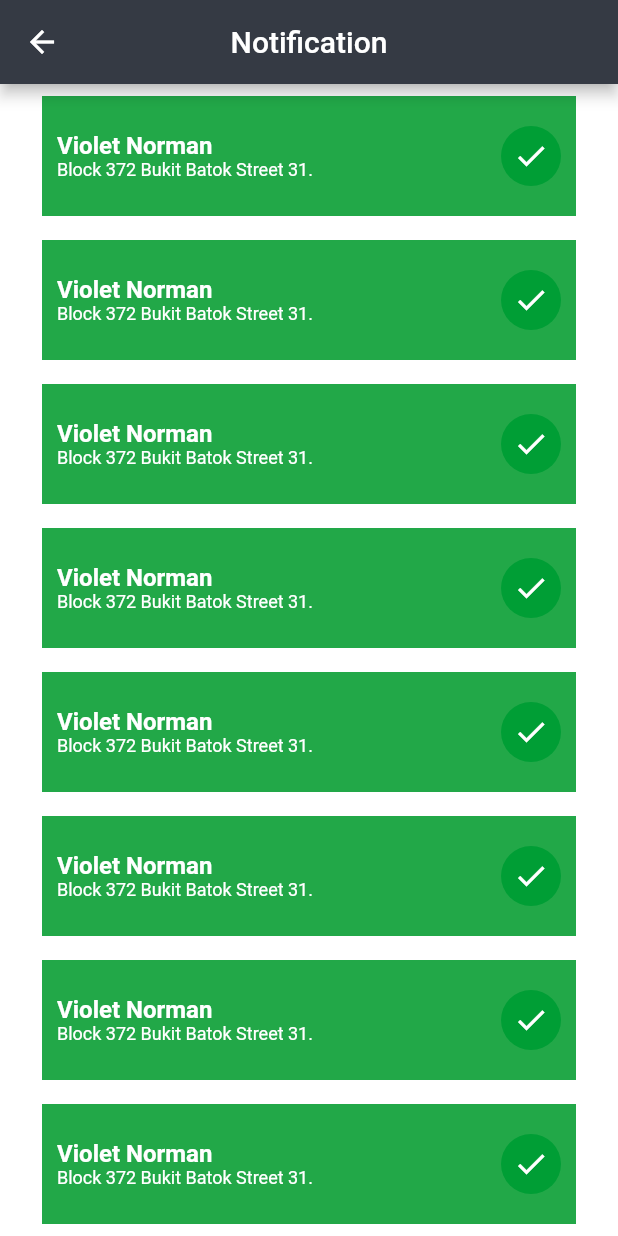
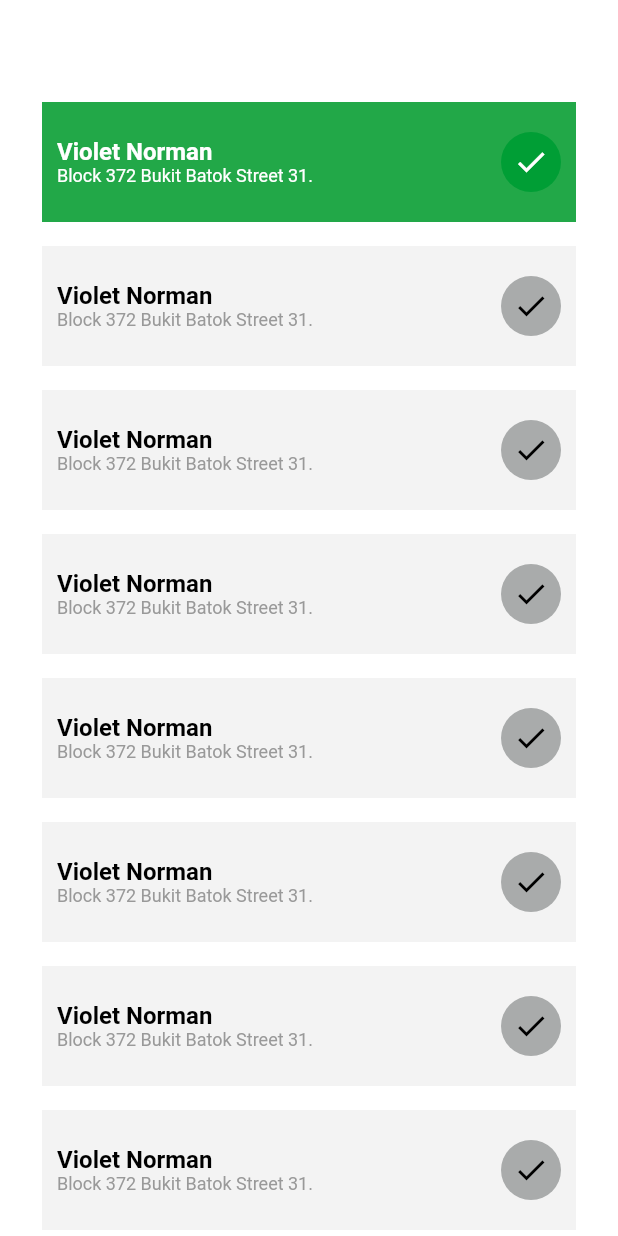
Before and after one commit to AliAkberAakash/flutter_getx_template, a Flutter app: the NotificationScreenPage screen opened directly, after a tap on "Violet Norman", on a phone screen of 412 x 824 dp. Run offline on Flutter 3.47's test engine with Material 2 defaults, Android fonts, the phone set to English and light mode, and no system bars; our stand-ins replace carousel_slider, dio, flutter_svg, fluttertoast, get, get_storage and 5 more; missing offline and left inert: custom_check_box; accounts and stored records are empty.

```diff
--- a/lib/main.dart
+++ b/lib/main.dart
@@ -55,7 +55,7 @@ class MyApp extends StatelessWidget {
       theme: Get.find<ThemeService>().getTheme,
       debugShowCheckedModeBanner: false,
       defaultTransition: Transition.cupertino,
-      home: ProfileScreenPage(),
+      home: NotificationScreenPage(),
       enableLog: kDebugMode,
     );
   }
--- a/lib/ui/notification/notification_screen.dart
+++ b/lib/ui/notification/notification_screen.dart
@@ -1,6 +1,7 @@
 import 'package:flutter/material.dart';
 import 'package:go_share/utils/colors.dart';
 import 'package:go_share/utils/dimens.dart';
+import 'package:go_share/utils/spacers.dart';
 
 class NotificationScreenPage extends StatefulWidget {
   const NotificationScreenPage({Key? key}) : super(key: key);
@@ -11,7 +12,18 @@ class NotificationScreenPage extends StatefulWidget {
 
 class _NotificationScreenPageState extends State<NotificationScreenPage> {
   var hp, wp;
-  bool isClicked = false;
+  List<bool> isClicked = [
+    false,
+    false,
+    false,
+    false,
+    false,
+    false,
+    false,
+    false,
+    false,
+    false,
+  ];
 
   @override
   Widget build(BuildContext context) {
@@ -19,25 +31,25 @@ class _NotificationScreenPageState extends State<NotificationScreenPage> {
     wp = MediaQuery.of(context).size.width;
 
     return Scaffold(
-      appBar: AppBar(
-        title: Text('Notification'),
-        centerTitle: true,
-      ),
       body: Padding(
         padding: EdgeInsets.symmetric(horizontal: dp20),
+        child: Column(
+          children: [
+            VSpacer60(),
+            Expanded(
               child: ListView.builder(
                   itemCount: 10,
-            itemBuilder: (BuildContext context, int count) {
+                  itemBuilder: (BuildContext context, int index) {
                     return GestureDetector(
                       onTap: () {
                         setState(() {
-                    isClicked = !isClicked;
+                          isClicked[index] = !isClicked[index];
                         });
                       },
                       child: Container(
                         height: dp80,
                         width: wp,
-                  color: isClicked ? gradientDark : light_grey_white,
+                        color: isClicked[index] ? gradientDark : light_grey_white,
                         padding: EdgeInsets.symmetric(horizontal: dp10),
                         margin: EdgeInsets.all(8.0),
                         child: Row(
@@ -50,23 +62,23 @@ class _NotificationScreenPageState extends State<NotificationScreenPage> {
                                 Text(
                                   'Violet Norman',
                                   style: TextStyle(
-                                color: isClicked ? white : black,
+                                      color: isClicked[index] ? white : black,
                                       fontWeight: FontWeight.bold),
                                 ),
                                 Text(
                                   'Block 372 Bukit Batok Street 31.',
                                   style: TextStyle(
-                                color: isClicked ? white : grey,
+                                      color: isClicked[index] ? white : grey,
                                       fontSize: dp12),
                                 )
                               ],
                             ),
                             CircleAvatar(
                               radius: dp20,
-                        backgroundColor: isClicked ? accent : greyBorder,
+                              backgroundColor: isClicked[index] ? accent : greyBorder,
                               child: Icon(
                                 Icons.check,
-                          color: isClicked ? white : black,
+                                color: isClicked[index] ? white : black,
                               ),
                             ),
                           ],
@@ -75,6 +87,9 @@ class _NotificationScreenPageState extends State<NotificationScreenPage> {
                     );
                   }),
             ),
+          ],
+        ),
+      ),
     );
   }
 }
```
Lines whose indentation alone changed are shown as unchanged.
